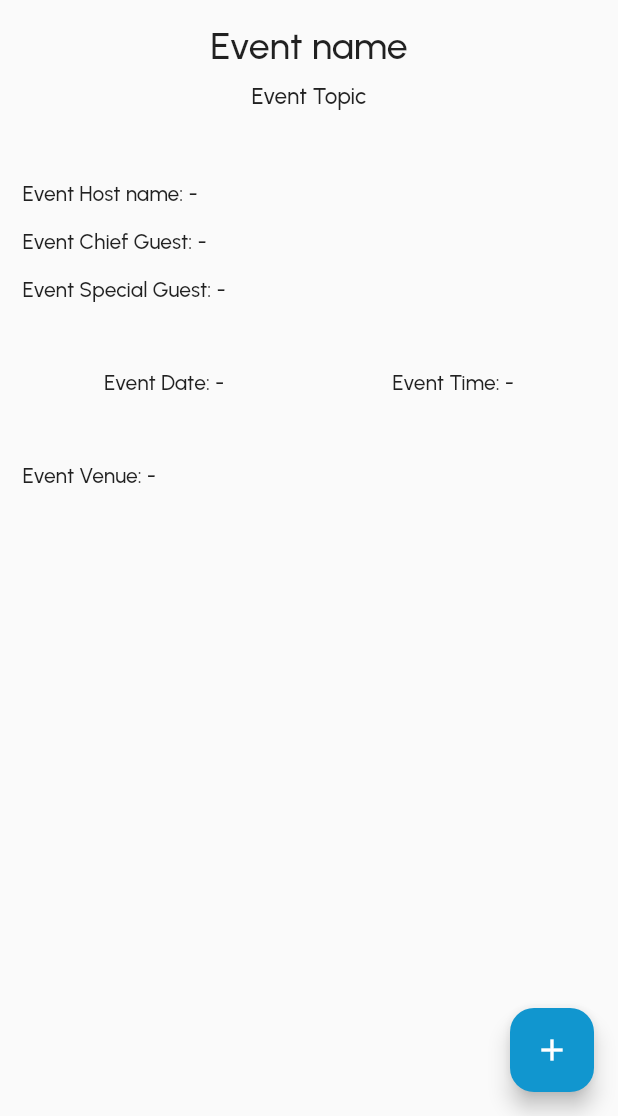
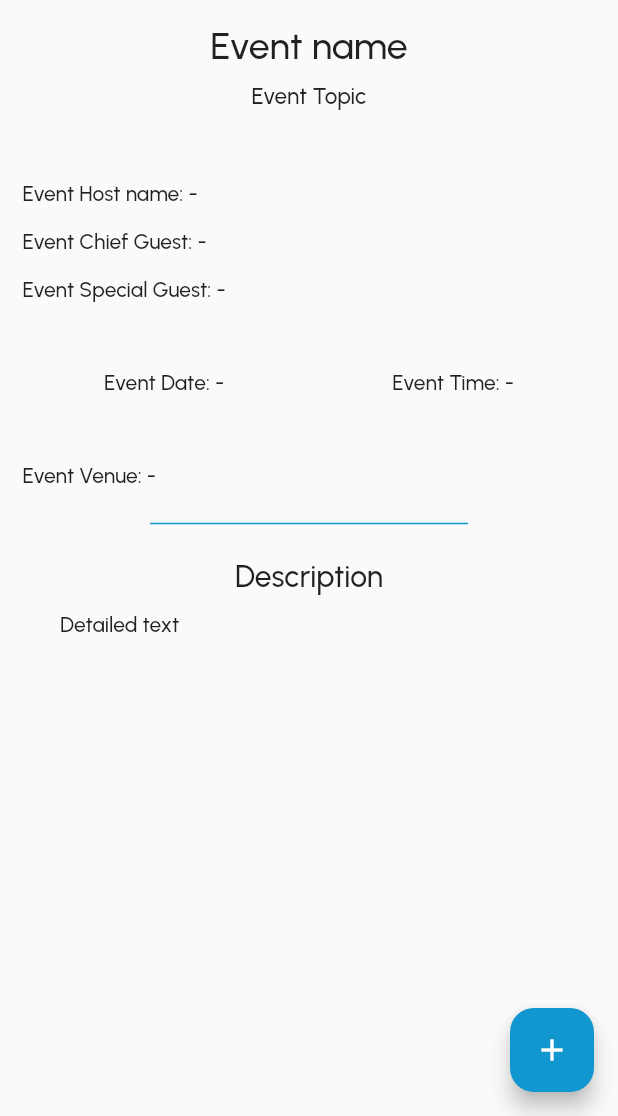
Before and after one commit to saadbhaldar1212/Project-Guestify, a Flutter app: the screen it shows after launch, on a phone screen of 412 x 824 dp, the part 120-1236 px from its top. Run offline on Flutter 3.47's test engine with Material 2 defaults, Android fonts, the phone set to English and light mode, and no system bars; our stand-ins replace firebase_auth, firebase_core, firebase_database, fluttertoast; accounts and stored records are empty; project files that could hold a hidden picture were left out.

Commit message:
Update home.dart

```diff
--- a/lib/pages/home.dart
+++ b/lib/pages/home.dart
@@ -150,10 +150,42 @@ class _HomeState extends State<Home> {
             ),
           ),
           Padding(
-            padding: const EdgeInsets.only(top: 45.0, left: 15.0, right: 15.0),
+            padding: const EdgeInsets.only(
+                top: 45.0, left: 15.0, right: 15.0, bottom: 15.0),
             child: Row(
               children: const [
                 Text('Event Venue: - '),
+              ],
+            ),
+          ),
+          const Divider(
+            indent: 100,
+            endIndent: 100,
+            color: Color.fromARGB(255, 17, 150, 207),
+          ),
+          Padding(
+            padding: const EdgeInsets.only(top: 15.0, left: 15.0, right: 15.0),
+            child: Row(
+              mainAxisAlignment: MainAxisAlignment.center,
+              children: const [
+                Text(
+                  'Description',
+                  style: TextStyle(
+                    fontSize: 20,
+                  ),
+                ),
+              ],
+            ),
+          ),
+          Padding(
+            padding: const EdgeInsets.only(
+                top: 12.0, left: 40.0, right: 40.0, bottom: 15.0),
+            child: Row(
+              children: const [
+                SizedBox(
+                  width: 280,
+                  child: Text('Detailed text'),
+                ),
               ],
             ),
           ),
```
